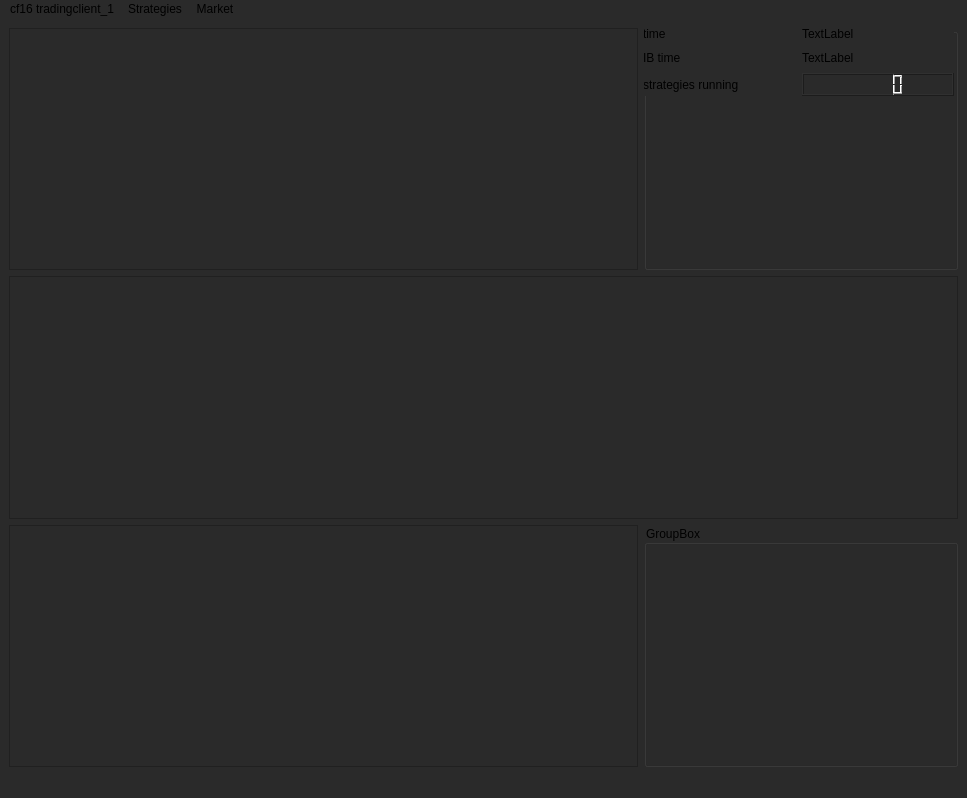
Above: MainWindow.ui from spinlockirqsave/qt_tradingclient_1 before the change. Below: the same form after it.
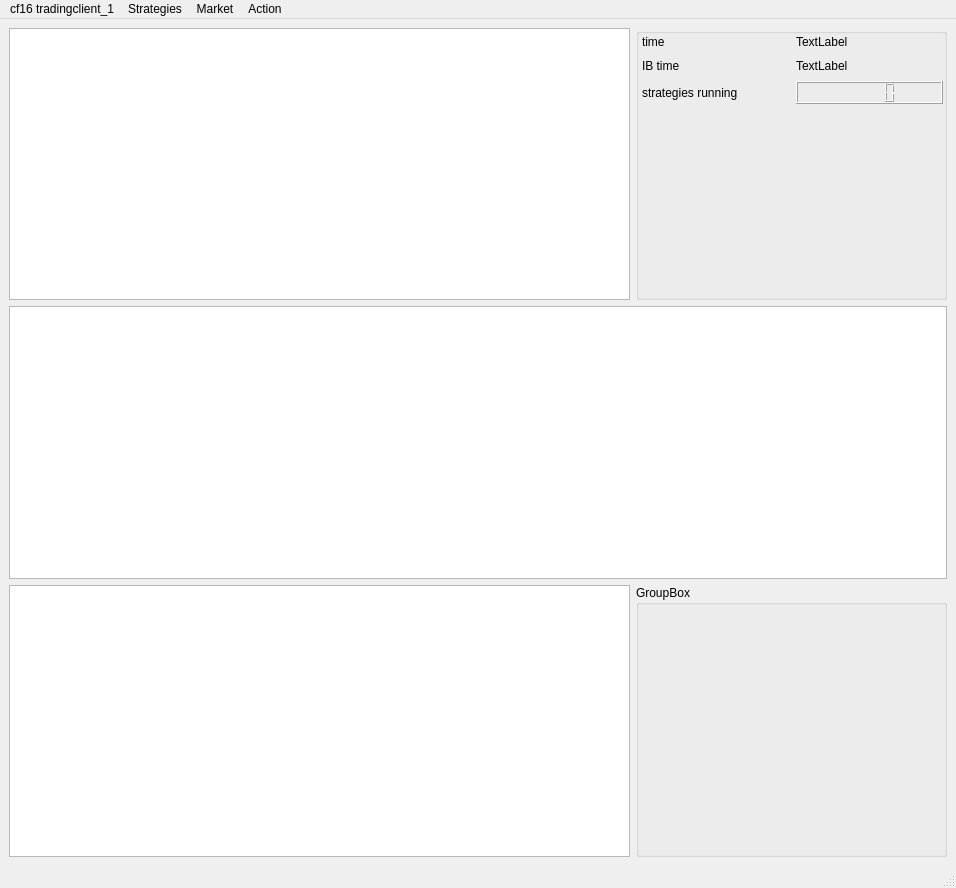
That is the form after the change.

Commit message: GUI: MainWindow has been modified (menu changed, grid added, stylesheets added)

```diff
--- a/MainWindow.ui
+++ b/MainWindow.ui
@@ -6,29 +6,35 @@
    <rect>
     <x>0</x>
     <y>0</y>
-    <width>967</width>
-    <height>798</height>
+    <width>956</width>
+    <height>888</height>
    </rect>
   </property>
   <property name="windowTitle">
    <string>cf16tradingclient_1</string>
   </property>
   <property name="styleSheet">
-   <string notr="true">background-color: rgb(42, 42, 42);</string>
+   <string notr="true">background-color: rgb(42, 42, 42);
+menubar::menuMarket::item {
+     background-color: red;
+ }</string>
   </property>
   <widget class="QWidget" name="centralwidget">
    <layout class="QGridLayout" name="gridLayout">
     <item row="0" column="2">
      <widget class="QGroupBox" name="groupBox">
+      <property name="styleSheet">
+       <string notr="true"/>
+      </property>
       <property name="title">
        <string/>
       </property>
       <widget class="QWidget" name="">
        <property name="geometry">
         <rect>
-         <x>-1</x>
-         <y>-3</y>
-         <width>311</width>
+         <x>6</x>
+         <y>5</y>
+         <width>301</width>
          <height>71</height>
         </rect>
        </property>
@@ -98,7 +104,7 @@
     <rect>
      <x>0</x>
      <y>0</y>
-     <width>967</width>
+     <width>956</width>
      <height>25</height>
     </rect>
    </property>
@@ -109,7 +115,10 @@
     <enum>Qt::DefaultContextMenu</enum>
    </property>
    <property name="styleSheet">
-    <string notr="true">border-color: rgb(0, 0, 255);</string>
+    <string notr="true">border-color: rgb(0, 0, 255);
+QMenu::item:selected { 
+     background-color: #654321;
+ }</string>
    </property>
    <widget class="QMenu" name="menuCf16_tradingclient_1">
     <property name="focusPolicy">
@@ -157,9 +166,17 @@
     <addaction name="actionSwaps"/>
     <addaction name="actionBonds"/>
    </widget>
+   <widget class="QMenu" name="menuAction">
+    <property name="title">
+     <string>Action</string>
+    </property>
+    <addaction name="actionReqMktData"/>
+    <addaction name="actionReqContractDetails"/>
+   </widget>
    <addaction name="menuCf16_tradingclient_1"/>
    <addaction name="menuStrategies"/>
    <addaction name="menuMarket"/>
+   <addaction name="menuAction"/>
   </widget>
   <widget class="QStatusBar" name="statusbar"/>
   <action name="actionOpen">
```
Left out of the diff: 10 changed lines with no effect on the pictures. The commit also changes 5 other files.
